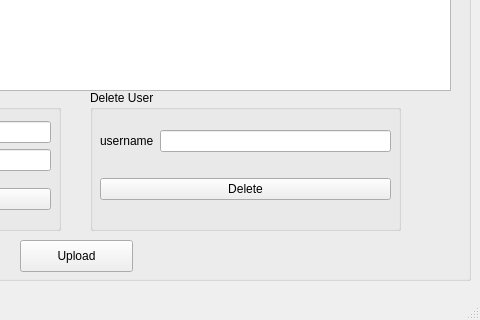
First picture: the form in photosettingswindow.ui, repository osamahammad21/Distributed, before the edit; both pictures show x 320 to 800 and y 280 to 600 of the 800 by 600 pixel window.
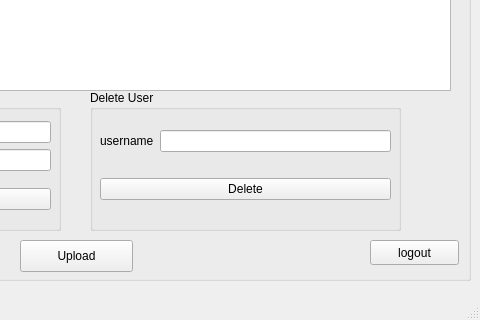
Second picture: the form after the edit.

What changed in the file:
```diff
--- a/photosettingswindow.ui
+++ b/photosettingswindow.ui
@@ -176,6 +176,19 @@
       <string>Upload</string>
      </property>
     </widget>
+    <widget class="QPushButton" name="pushButton_logout">
+     <property name="geometry">
+      <rect>
+       <x>680</x>
+       <y>520</y>
+       <width>89</width>
+       <height>25</height>
+      </rect>
+     </property>
+     <property name="text">
+      <string>logout</string>
+     </property>
+    </widget>
    </widget>
   </widget>
   <widget class="QMenuBar" name="menubar">
```
